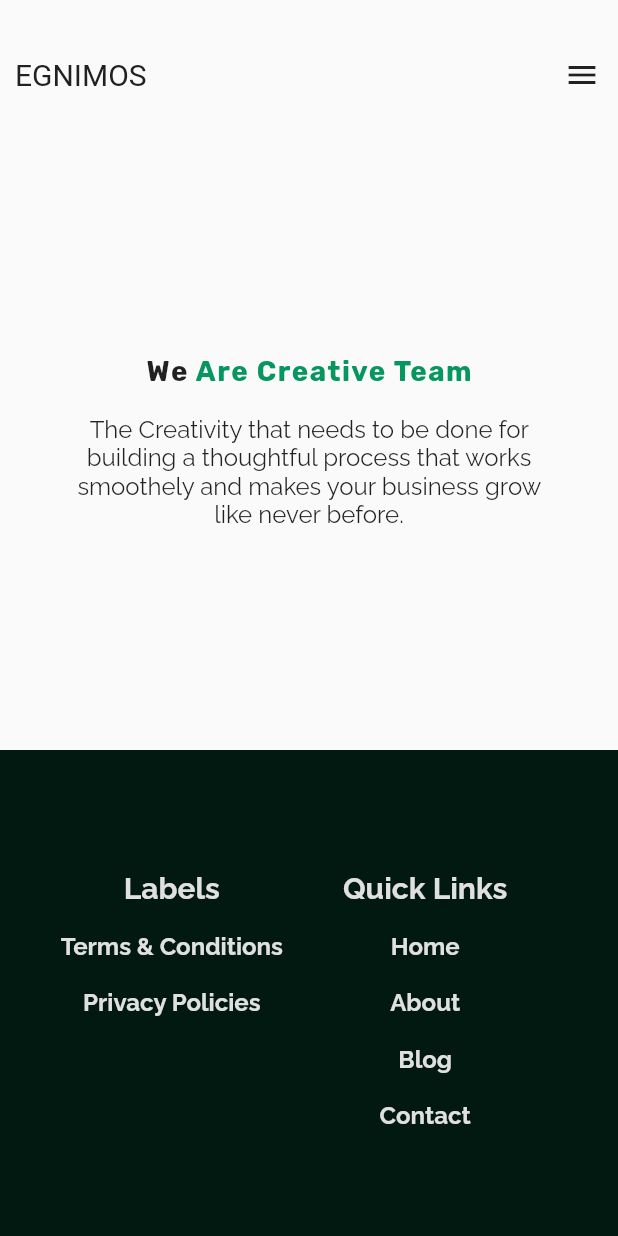
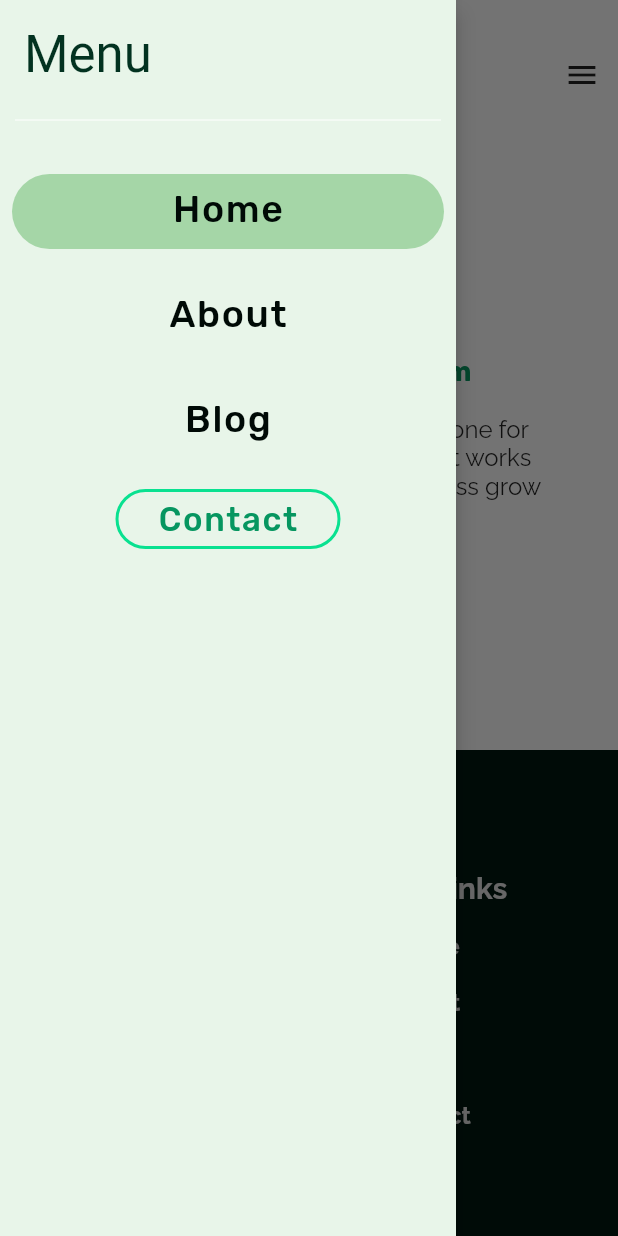
Before and after one commit to egnimos/egnimos-web, a Flutter app: the screen it shows after launch, with the side drawer open (before the commit the screen has no drawer), on a phone screen of 412 x 824 dp. Run offline on Flutter 3.47's test engine with Material 2 defaults, Android fonts, the phone set to English and light mode, and no system bars; drawn by our look-alikes of animated_text_kit; our stand-ins replace cloud_firestore, firebase_core, google_fonts, lottie; missing offline and left inert: zefyr; accounts and stored records are empty; statements that could not run were skipped.

Commit message:
Blog Page added

```diff
--- a/lib/src/app.dart
+++ b/lib/src/app.dart
@@ -1,8 +1,13 @@
+import 'package:cloud_firestore/cloud_firestore.dart';
 import 'package:egnimos/src/pages/blog.dart';
+import 'package:egnimos/src/providers/blog_provider.dart';
 import 'package:egnimos/src/theme/color_theme.dart';
 import 'package:flutter/material.dart';
+import 'package:provider/provider.dart';
 
 import 'pages/home.dart';
+
+final FirebaseFirestore firestoreInstance = FirebaseFirestore.instance;
 
 class MyApp extends StatelessWidget {
   const MyApp({Key? key}) : super(key: key);
@@ -10,7 +15,11 @@ class MyApp extends StatelessWidget {
   // This widget is the root of your application.
   @override
   Widget build(BuildContext context) {
-    return MaterialApp(
+    return MultiProvider(
+      providers: [
+        ChangeNotifierProvider(create: (context) => BlogProvider()),
+      ],
+      child: MaterialApp(
           title: 'egnimos',
           theme: ThemeData.light().copyWith(
             primaryColor: ColorTheme.primaryColor,
@@ -20,6 +29,7 @@ class MyApp extends StatelessWidget {
           routes: {
             Blog.routeName: (ctx) => const Blog(),
             Home.routeName: (ctx) => const Home(),
-        });
+          }),
+    );
   }
 }
--- a/lib/src/pages/home.dart
+++ b/lib/src/pages/home.dart
@@ -1,6 +1,8 @@
+import 'package:egnimos/main.dart';
 import 'package:egnimos/src/utility/enum.dart';
 import 'package:egnimos/src/widgets/footer.dart';
 import 'package:egnimos/src/widgets/home_header.dart';
+import 'package:egnimos/src/widgets/menu.dart';
 import 'package:egnimos/src/widgets/nav.dart';
 import 'package:flutter/material.dart';
 
@@ -11,6 +13,7 @@ class Home extends StatelessWidget {
   @override
   Widget build(BuildContext context) {
     return Scaffold(
+      drawer: const Menu(selectedOption: NavOptions.home),
       body: ListView(
         children: const [
           //nav
--- /dev/null
+++ b/lib/src/providers/blog_provider.dart
@@ -0,0 +1,64 @@
+import 'package:cloud_firestore/cloud_firestore.dart';
+import 'package:egnimos/src/models/blog.dart';
+import 'package:egnimos/src/utility/enum.dart';
+import 'package:flutter/cupertino.dart';
+
+import '../app.dart';
+import '../utility/convert.dart';
+
+class BlogProvider with ChangeNotifier {
+  List<Blog> _blogs = [];
+  List<Blog> _updates = [];
+
+  List<Blog> get updates => _updates;
+  List<Blog> get blogs => _blogs;
+
+  static const String publishedArticleCollection = "published_articles";
+
+  //getBlogs
+  Future<void> getBlogs(Cat catType) async {
+    try {
+      List<Blog> results = [];
+      QuerySnapshot<Map<String, dynamic>> response;
+      response = await firestoreInstance
+          .collection(publishedArticleCollection)
+          .where(
+            "category.cat_enum",
+            isEqualTo: Convert.enumTostring(Cat.values, catType, () => null),
+          ).orderBy("created_at", descending: true)
+          .get();
+      for (var blog in response.docs) {
+        final data = blog.data();
+        results.add(Blog.fromJson(data));
+      }
+
+      _blogs = results;
+      notifyListeners();
+    } catch (error) {
+      rethrow;
+    }
+  }
+
+  Future<void> getEgnimosUpdates(Cat catType) async {
+    try {
+      List<Blog> results = [];
+      QuerySnapshot<Map<String, dynamic>> response;
+      response = await firestoreInstance
+          .collection(publishedArticleCollection)
+          .where(
+            "category.cat_enum",
+            isEqualTo: Convert.enumTostring(Cat.values, catType, () => null),
+          ).orderBy("created_at", descending: true)
+          .get();
+      for (var blog in response.docs) {
+        final data = blog.data();
+        results.add(Blog.fromJson(data));
+      }
+
+      _blogs = results;
+      notifyListeners();
+    } catch (error) {
+      rethrow;
+    }
+  }
+}
--- a/lib/src/utility/enum.dart
+++ b/lib/src/utility/enum.dart
@@ -2,6 +2,18 @@ enum NavOptions {
   home,
   about,
   blog,
+}
+
+enum LegalType {
+  terms,
+  privacy,
+  cookies,
+  unknown
+}
+
+enum BlogDisplayType {
+  blogPost,
+  updates
 }
 
 enum Cat {
@@ -9,5 +21,34 @@ enum Cat {
   mustRead,
   design,
   programming,
+  finance,
+  sports,
+  business,
+  wordPress,
+  food,
+  writing,
+  cars,
+  music,
+  games,
+  movies,
+  books,
+  fitness,
+  travel,
+  currentEvents,
+  entertainment,
+  fashion,
+  lifestyle,
+  diy,
+  politics,
+  parenting,
+  pets,
+  industryNews,
+  techs,
+  computer,
+  electrical,
+  electronics,
+  chips,
+  networking,
+  cloud,
   unknown
 }
--- a/lib/src/widgets/buttons.dart
+++ b/lib/src/widgets/buttons.dart
@@ -31,8 +31,7 @@ class _MenuSwitchButtonState extends State<MenuSwitchButton> {
   @override
   Widget build(BuildContext context) {
     return Stack(
-      alignment:
-          widget.isDrawerButton ? Alignment.centerLeft : Alignment.center,
+      alignment: Alignment.center,
       children: [
         //highlight
         if (widget.isDrawerButton && (widget.option == widget.selectedOption))
@@ -125,7 +124,7 @@ class NavButtons extends StatelessWidget {
           ? [
               IconButton(
                 onPressed: () {
-                  Scaffold.of(context).openEndDrawer();
+                  Scaffold.of(context).openDrawer();
                 },
                 icon: const Icon(Icons.menu),
               ),
--- /dev/null
+++ b/lib/src/widgets/menu.dart
@@ -0,0 +1,97 @@
+import 'package:egnimos/src/pages/blog.dart';
+import 'package:flutter/material.dart';
+
+import '../pages/home.dart';
+import '../theme/color_theme.dart';
+import '../utility/enum.dart';
+import 'buttons.dart';
+
+class Menu extends StatelessWidget {
+  final NavOptions selectedOption;
+  const Menu({
+    required this.selectedOption,
+    Key? key,
+  }) : super(key: key);
+
+  @override
+  Widget build(BuildContext context) {
+    return Drawer(
+      backgroundColor: Colors.green.shade50,
+      elevation: 6.0,
+      semanticLabel: "menu drawer",
+      child: Column(
+        crossAxisAlignment: CrossAxisAlignment.start,
+        children: [
+          //header
+          Container(
+            width: double.infinity,
+            padding: const EdgeInsets.all(16.0),
+            child: Text(
+              "Menu",
+              style: Theme.of(context).textTheme.headline4!.copyWith(
+                    color: ColorTheme.bgColor2,
+                  ),
+            ),
+          ),
+
+          const Divider(
+            color: Colors.white,
+            indent: 10.0,
+            endIndent: 10.0,
+          ),
+
+          //body
+          SingleChildScrollView(
+            child: Padding(
+              padding: const EdgeInsets.all(8.0),
+              child: Column(
+                mainAxisAlignment: MainAxisAlignment.start,
+                // crossAxisAlignment: CrossAxisAlignment.start,
+                children: [
+                  const SizedBox(
+                    height: 20.0,
+                  ),
+                  MenuSwitchButton(
+                    label: "Home",
+                    isDrawerButton: true,
+                    option: NavOptions.home,
+                    selectedOption: selectedOption,
+                    onTap: () {
+                      Navigator.of(context).pushNamed(Home.routeName);
+                    },
+                  ),
+                  const SizedBox(
+                    height: 20.0,
+                  ),
+                  MenuSwitchButton(
+                    label: "About",
+                    isDrawerButton: true,
+                    option: NavOptions.about,
+                    selectedOption: selectedOption,
+                    onTap: () {},
+                  ),
+                  const SizedBox(
+                    height: 20.0,
+                  ),
+                  MenuSwitchButton(
+                    label: "Blog",
+                    isDrawerButton: true,
+                    option: NavOptions.blog,
+                    selectedOption: selectedOption,
+                    onTap: () {
+                      Navigator.of(context).pushNamed(Blog.routeName);
+                    },
+                  ),
+                  const SizedBox(
+                    height: 20.0,
+                  ),
+                  const ContactButton(),
+                ],
+              ),
+            ),
+          ),
+        ],
+      ),
+    );
+  }
+}
```
Also changed, not shown: assets/json/not-found.json (added, +1 -0 lines), lib/src/models/blog.dart (+19 -14 lines), lib/src/models/category.dart (+6 -3 lines), lib/src/pages/blog.dart (+69 -19 lines), lib/src/pages/view_blog.dart (added, +77 -0 lines), lib/src/utility/data/categories.dart (added, +40 -0 lines), lib/src/widgets/blog_header.dart (+7 -5 lines), lib/src/widgets/blog_list.dart (+69 -13 lines), lib/src/widgets/rich_text_viewer.dart (added, +62 -0 lines), pubspec.yaml (+11 -11 lines), lib/src/models/blog_doc.dart (renamed from lib/src/models/blogDoc.dart), lib/src/pages/Terms.dart (added), lib/src/pages/privacy.dart (added), pubspec.lock, 2 other files. Lines whose indentation alone changed are shown as unchanged.
